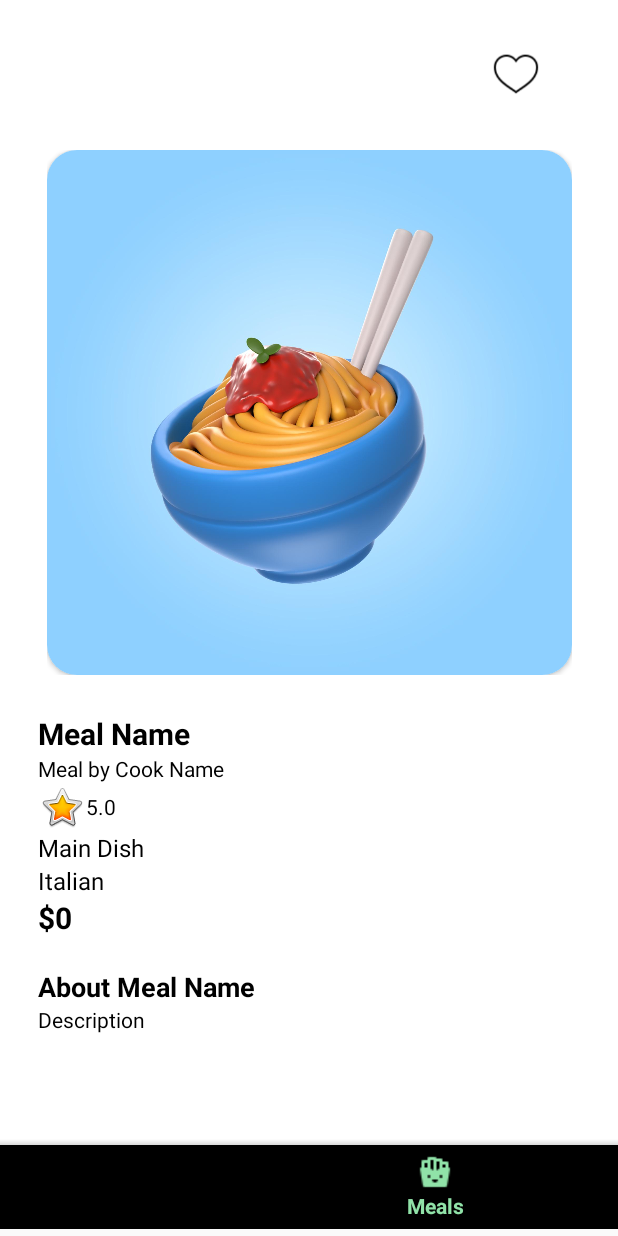
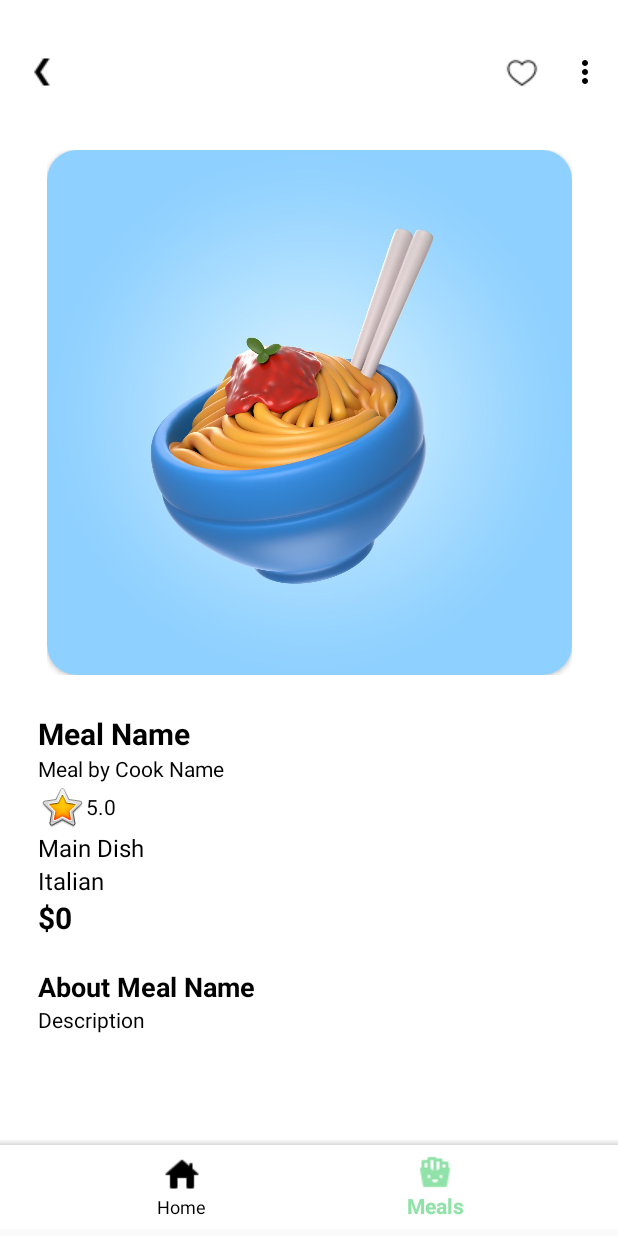
Before and after one commit to kevinluong21/mealer-project, an Android app: the MealPage screen opened directly, with no data from a screen before it, on a phone screen of 412 x 824 dp. Run offline under Robolectric (Android 15) with nearby library versions, the phone set to English and light mode, and no system bars; our stand-ins replace FlexboxLayout; 18 statements that could not run were skipped.

Commit message:
added a toolbar to the MealPage, none of the buttons do anything right now and they are not fully customized based on the user that is logged in

```diff
--- a/app/src/main/java/com/seg2105/mealer_project/MealPage.java
+++ b/app/src/main/java/com/seg2105/mealer_project/MealPage.java
@@ -1,6 +1,7 @@
 package com.seg2105.mealer_project;
 
 import android.content.Intent;
+import android.os.Build;
 import android.os.Bundle;
 
 import androidx.annotation.NonNull;
@@ -8,15 +9,17 @@ import androidx.appcompat.app.ActionBar;
 import androidx.appcompat.app.AppCompatActivity;
 import androidx.recyclerview.widget.RecyclerView;
 
+import android.view.Menu;
 import android.view.MenuItem;
 import android.view.View;
 import android.widget.TextView;
-import android.widget.Toolbar;
+import androidx.appcompat.widget.Toolbar;
 
 import com.google.android.flexbox.FlexDirection;
 import com.google.android.flexbox.FlexboxLayoutManager;
 import com.google.android.flexbox.JustifyContent;
 import com.google.android.material.bottomnavigation.BottomNavigationView;
+import com.google.android.material.navigation.NavigationBarView;
 
 import java.util.ArrayList;
 
@@ -50,12 +53,12 @@ public class MealPage extends AppCompatActivity {
         this.meal = (Meal) getIntent().getSerializableExtra("meal");
 
         //sets the toolbar for this activity
-//        Toolbar toolbar = (Toolbar) findViewById(R.id.toolbar);
-//        setActionBar(toolbar);
-//        ActionBar actionBar = getSupportActionBar();
-//        actionBar.setDisplayHomeAsUpEnabled(true);
-//        toolbar.setTitle("");
-//        toolbar.setOverflowIcon(R.drawable.icons8_menu_vertical_32);
+        Toolbar toolbar = (Toolbar) findViewById(R.id.toolbar);
+        toolbar.setTitle("");
+        toolbar.setNavigationIcon(R.drawable.icons8_chevron_left_24);
+
+        setSupportActionBar(toolbar);
+        getSupportActionBar().setDisplayHomeAsUpEnabled(true);
 
         //bottom nav bar
         bottomNavBar = (BottomNavigationView) findViewById(R.id.bottomNavBar);
@@ -142,4 +145,33 @@ public class MealPage extends AppCompatActivity {
         listAllergens.setLayoutManager(allergensLayoutManager);
         listAllergens.setAdapter(allergenAdapter);
     }
+
+    //create toolbar menu
+    @Override
+    public boolean onCreateOptionsMenu(Menu menu) {
+        //different toolbars based on the logged in user
+        getMenuInflater().inflate(R.menu.toolbar, menu);
+        return super.onCreateOptionsMenu(menu);
+    }
+
+    //toolbar menu select action
+    @Override
+    public boolean onOptionsItemSelected(@NonNull MenuItem item) {
+        switch (item.getItemId()) {
+            case R.id.actionLike:
+                //if already on the liked list of client, set icon to filled by default
+                //if not, reset to default
+                item.setIcon(R.drawable.icons8_favorite_24_filled);
+                break;
+
+            case R.id.actionComplaint:
+                //insert action complaint activity here!
+                break;
+
+            case android.R.id.home:
+                onBackPressed();
+                break;
+        }
+        return super.onOptionsItemSelected(item);
+    }
 }
--- a/app/src/main/res/layout/activity_meal_page.xml
+++ b/app/src/main/res/layout/activity_meal_page.xml
@@ -17,8 +17,7 @@
         android:theme="?attr/actionBarTheme"
         app:layout_constraintEnd_toEndOf="parent"
         app:layout_constraintStart_toStartOf="parent"
-        app:layout_constraintTop_toTopOf="parent"
-        app:menu="@menu/toolbar"/>
+        app:layout_constraintTop_toTopOf="parent" />
 
     <ScrollView
         android:id="@+id/scrollView3"
@@ -268,6 +267,7 @@
             style="@style/nav_icon_colours"
             android:layout_width="match_parent"
             android:layout_height="wrap_content"
+            android:background="@android:color/white"
             app:itemIconTint="@drawable/selector"
             app:itemTextColor="@color/selector"
             app:menu="@menu/bottom_nav_bar" />
--- a/app/src/main/res/menu/toolbar.xml
+++ b/app/src/main/res/menu/toolbar.xml
@@ -3,13 +3,13 @@
     xmlns:android="http://schemas.android.com/apk/res/android">
 
     <item
-        android:id="@+id/action_favorite"
-        android:icon="@drawable/icons8_heart_50"
+        android:id="@+id/actionLike"
+        android:icon="@drawable/icons8_favorite_24"
         android:title="Like"
-        app:showAsAction="ifRoom" />
+        app:showAsAction="always" />
 
     <item
-        android:id="@+id/action_submit_complaint"
+        android:id="@+id/actionComplaint"
         android:title="Report"
         app:showAsAction="never"></item>
 </menu>
--- a/app/src/main/res/values/styles.xml
+++ b/app/src/main/res/values/styles.xml
@@ -3,10 +3,15 @@
         <item name="windowActionBar">false</item>
         <item name="windowNoTitle">true</item>
         <item name="android:windowFullscreen">true</item>
+        <item name="actionOverflowButtonStyle">@style/OverflowIcon</item>
     </style>
+
+    <style name="OverflowIcon" parent="Widget.AppCompat.ActionButton.Overflow">
+        <item name="android:tint">@color/black</item>
+    </style>
+
     <!--    code from https://www.geeksforgeeks.org/bottom-navigation-bar-in-android/-->
     <style name="nav_icon_colours" parent="Theme.MaterialComponents.Light.DarkActionBar">
-        <!-- Customize your theme here. -->
         <item name="colorPrimary">#000000</item>
         <item name="colorPrimaryDark">#90E2A8</item>
         <item name="colorAccent">#757575</item>
```
Also changed, not shown: app/src/main/res/drawable/icons8_favorite_24.png (added), app/src/main/res/drawable/icons8_favorite_24_filled.png (added), app/src/main/res/drawable/icons8_heart_24.png (added), app/src/main/res/drawable/icons8_heart_50.png (deleted).
